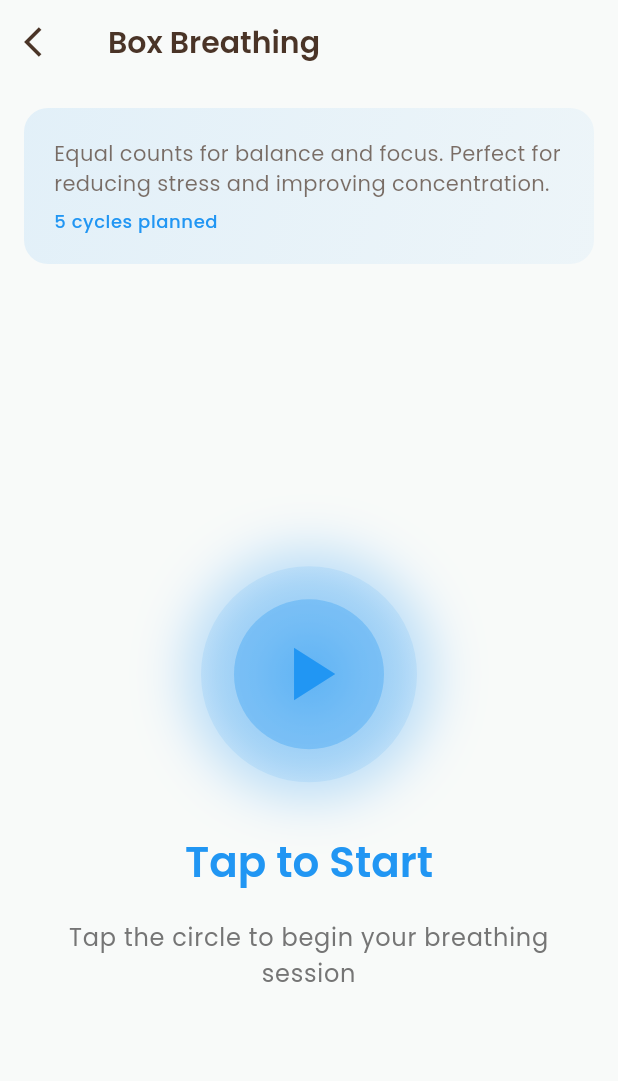
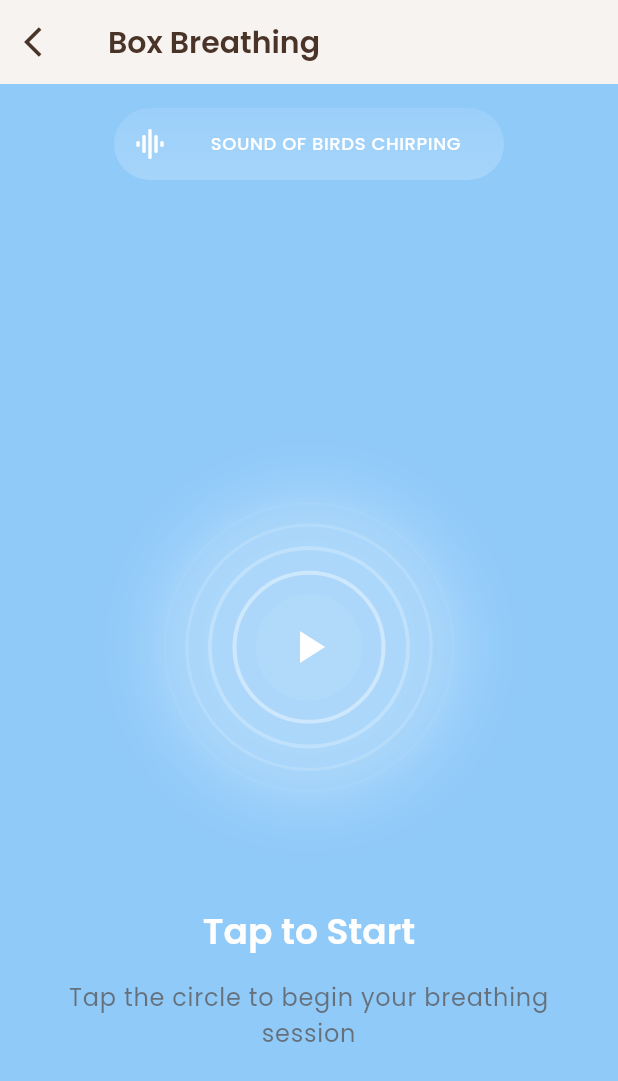
Before and after one commit to jocelyngan2005/solace, a Flutter app: the BreathingExercisePage screen opened directly, after a tap on "Box Breathing", on a phone screen of 412 x 824 dp. Shown: the top 1081 px of the screen. Run offline on Flutter 3.47's test engine with Material 3 defaults, Android fonts, the phone set to English and light mode, and no system bars; our stand-ins replace fl_chart, google_fonts, table_calendar; accounts and stored records are empty.

Commit message:
update breathing animation

```diff
--- a/lib/screens/therapy/breathing_exercises_screen.dart
+++ b/lib/screens/therapy/breathing_exercises_screen.dart
@@ -19,7 +19,7 @@ class _BreathingExercisePageState extends State<BreathingExercisePage> {
       exhale: 4,
       hold2: 4,
       description: 'Equal counts for balance and focus. Perfect for reducing stress and improving concentration.',
-      color: Colors.blue,
+      color: Colors.blue[200]!,
     ),
     '4-7-8 Breathing': BreathingTechnique(
       name: '4-7-8 Breathing',
@@ -28,7 +28,7 @@ class _BreathingExercisePageState extends State<BreathingExercisePage> {
       exhale: 8,
       hold2: 0,
       description: 'Promotes deep relaxation and helps with sleep. Excellent for calming anxiety.',
-      color: Colors.purple,
+      color: Colors.purple[200]!,
     ),
     'Deep Belly': BreathingTechnique(
       name: 'Deep Belly',
@@ -37,7 +37,7 @@ class _BreathingExercisePageState extends State<BreathingExercisePage> {
       exhale: 6,
       hold2: 2,
       description: 'Gentle diaphragmatic breathing that activates the body\'s relaxation response.',
-      color: Colors.green,
+      color: Colors.green[200]!,
     ),
     'Calming Breath': BreathingTechnique(
       name: 'Calming Breath',
@@ -46,7 +46,7 @@ class _BreathingExercisePageState extends State<BreathingExercisePage> {
       exhale: 6,
       hold2: 2,
       description: 'Extended exhale helps activate the parasympathetic nervous system for deep calm.',
-      color: Colors.orange,
+      color: Colors.deepOrange[200]!,
     ),
   };
 
@@ -96,7 +96,7 @@ class _BreathingExercisePageState extends State<BreathingExercisePage> {
                     ),
                   ),
                   Container(
-                    padding: const EdgeInsets.symmetric(horizontal: 12, vertical: 8),
+                    padding: const EdgeInsets.symmetric(horizontal: 12, vertical: 2),
                     decoration: BoxDecoration(
                       color: Theme.of(context).colorScheme.primary,
                       borderRadius: BorderRadius.circular(20),
@@ -105,7 +105,7 @@ class _BreathingExercisePageState extends State<BreathingExercisePage> {
                       value: selectedCycles,
                       underline: const SizedBox(),
                       style: TextStyle(
-                        color: Theme.of(context).colorScheme.onPrimary,
+                        color: Theme.of(context).colorScheme.onSurface,
                         fontWeight: FontWeight.w600,
                       ),
                       items: [3, 5, 8, 10, 15].map((cycles) =>
@@ -221,7 +221,7 @@ class _BreathingExercisePageState extends State<BreathingExercisePage> {
                           color: Colors.grey[600],
                           height: 1.4,
                         ),
-                        maxLines: 2,
+                        maxLines: 4,
                         overflow: TextOverflow.ellipsis,
                       ),
                     ],
--- a/lib/screens/therapy/breathing_session.dart
+++ b/lib/screens/therapy/breathing_session.dart
@@ -18,7 +18,9 @@ class BreathingSessionPage extends StatefulWidget {
 class _BreathingSessionPageState extends State<BreathingSessionPage>
     with TickerProviderStateMixin {
   late AnimationController _animationController;
+  late AnimationController _colorController;
   late Animation<double> _scaleAnimation;
+  late Animation<Color?> _colorAnimation;
   Timer? _breathingTimer;
   Timer? _countdownTimer;
 
@@ -27,28 +29,68 @@ class _BreathingSessionPageState extends State<BreathingSessionPage>
   bool isActive = false;
   int remainingSeconds = 0;
 
+  // Colors for different phases
+  late final List<Color> phaseColors;
+
   @override
   void initState() {
     super.initState();
+
+    // Initialize phase colors
+    WidgetsBinding.instance.addPostFrameCallback((_) {
+      setState(() {
+        phaseColors = [
+          Theme.of(context).colorScheme.primary,    // Inhale - Purple
+          Theme.of(context).colorScheme.tertiary,  // Hold - Orange
+          Theme.of(context).colorScheme.secondary,   // Exhale - Green
+          Theme.of(context).colorScheme.tertiary,  // Hold - Oranges
+        ];
+      });
+    });
+
     _animationController = AnimationController(
       duration: Duration(seconds: widget.technique.inhale),
       vsync: this,
     );
+
+    _colorController = AnimationController(
+      duration: const Duration(milliseconds: 800),
+      vsync: this,
+    );
+
     _scaleAnimation = Tween<double>(
-      begin: 0.8,
-      end: 1.2,
+      begin: 0.85,
+      end: 1.15,
     ).animate(CurvedAnimation(
       parent: _animationController,
       curve: Curves.easeInOut,
     ));
+
+    _colorAnimation = ColorTween(
+      begin: widget.technique.color,
+      end: widget.technique.color,
+    ).animate(_colorController);
   }
 
   @override
   void dispose() {
     _animationController.dispose();
+    _colorController.dispose();
     _breathingTimer?.cancel();
     _countdownTimer?.cancel();
     super.dispose();
+  }
+
+  void _updatePhaseColor(int phaseIndex) {
+    if (phaseColors.isNotEmpty) {
+      _colorAnimation = ColorTween(
+        begin: _colorAnimation.value,
+        end: phaseColors[phaseIndex % phaseColors.length],
+      ).animate(_colorController);
+
+      _colorController.reset();
+      _colorController.forward();
+    }
   }
 
   void _startCountdown(int seconds) {
@@ -108,6 +150,7 @@ class _BreathingSessionPageState extends State<BreathingSessionPage>
     setState(() {
       currentPhase = 'Breathe In';
     });
+    _updatePhaseColor(0); // Purple for inhale
     _animationController.duration = Duration(seconds: widget.technique.inhale);
     _animationController.forward();
     _startCountdown(widget.technique.inhale);
@@ -120,6 +163,7 @@ class _BreathingSessionPageState extends State<BreathingSessionPage>
         setState(() {
           currentPhase = 'Hold';
         });
+        _updatePhaseColor(1); // Green for hold
         _startCountdown(widget.technique.hold1);
 
         Timer(Duration(seconds: widget.technique.hold1), () {
@@ -137,6 +181,7 @@ class _BreathingSessionPageState extends State<BreathingSessionPage>
     setState(() {
       currentPhase = 'Breathe Out';
     });
+    _updatePhaseColor(2); // Orange for exhale
     _animationController.duration = Duration(seconds: widget.technique.exhale);
     _animationController.reverse();
     _startCountdown(widget.technique.exhale);
@@ -149,6 +194,7 @@ class _BreathingSessionPageState extends State<BreathingSessionPage>
         setState(() {
           currentPhase = 'Hold';
         });
+        _updatePhaseColor(3); // Green for hold
         _startCountdown(widget.technique.hold2);
 
         Timer(Duration(seconds: widget.technique.hold2), () {
@@ -171,6 +217,9 @@ class _BreathingSessionPageState extends State<BreathingSessionPage>
     _animationController.reset();
     _breathingTimer?.cancel();
     _countdownTimer?.cancel();
+
+    // Reset to initial color
+    _updatePhaseColor(0);
   }
 
   void _completeExercise() {
@@ -186,6 +235,7 @@ class _BreathingSessionPageState extends State<BreathingSessionPage>
           currentPhase = 'Tap to Start';
           currentCycle = 0;
         });
+        _updatePhaseColor(0);
       }
     });
 
@@ -194,10 +244,19 @@ class _BreathingSessionPageState extends State<BreathingSessionPage>
     );
   }
 
+  String _getTechniquePattern() {
+    List<String> pattern = [];
+    pattern.add('${widget.technique.inhale}s in');
+    if (widget.technique.hold1 > 0) pattern.add('${widget.technique.hold1}s hold');
+    pattern.add('${widget.technique.exhale}s out');
+    if (widget.technique.hold2 > 0) pattern.add('${widget.technique.hold2}s hold');
+    return pattern.join(' • ');
+  }
+
   @override
   Widget build(BuildContext context) {
+    final currentColor = _colorAnimation.value ?? (phaseColors.isNotEmpty ? phaseColors[0] : widget.technique.color);
     return Scaffold(
-      backgroundColor: const Color(0xFFF8FAF9),
       appBar: AppBar(
         title: Text(widget.technique.name),
         backgroundColor: Colors.transparent,
@@ -207,50 +266,50 @@ class _BreathingSessionPageState extends State<BreathingSessionPage>
           onPressed: () => Navigator.pop(context),
         ),
       ),
-      body: SafeArea(
+      body: Container(
+        decoration: BoxDecoration(
+          color: _colorAnimation.value ?? (phaseColors.isNotEmpty ? phaseColors[0] : widget.technique.color),
+        ),
+        child: SafeArea(
           child: Padding(
           padding: const EdgeInsets.all(16.0),
           child: Column(
             children: [
-              // Technique Info
-              Container(
-                padding: const EdgeInsets.all(20),
+                Center(
+                child: Container(
+                  width: 260,
+                  padding: const EdgeInsets.all(12),
                   decoration: BoxDecoration(
                   gradient: LinearGradient(
                     colors: [
-                      widget.technique.color.withOpacity(0.1),
-                      widget.technique.color.withOpacity(0.05),
+                      Theme.of(context).colorScheme.onPrimary.withOpacity(0.1),
+                      Theme.of(context).colorScheme.onPrimary.withOpacity(0.2),
                     ],
-                    begin: Alignment.topLeft,
-                    end: Alignment.bottomRight,
+                    begin: Alignment.topCenter,
+                    end: Alignment.bottomCenter,
                   ),
-                  borderRadius: BorderRadius.circular(16),
+                  borderRadius: BorderRadius.circular(32),
                   ),
                   child: Row(
+                  mainAxisAlignment: MainAxisAlignment.center,
                   children: [
+                    Icon(
+                    Icons.multitrack_audio_rounded,
+                    color: Theme.of(context).colorScheme.onPrimary,
+                    ),
+                    const SizedBox(width: 12),
                     Expanded(
-                      child: Column(
-                        crossAxisAlignment: CrossAxisAlignment.start,
-                        children: [
-
-                          Text(
-                            widget.technique.description,
-                            style: Theme.of(context).textTheme.bodyMedium?.copyWith(
-                              color: Theme.of(context).colorScheme.onSurface.withOpacity(0.7),
+                    child: Text(
+                      'SOUND OF BIRDS CHIRPING',
+                      textAlign: TextAlign.center,
+                      style: Theme.of(context).textTheme.bodySmall?.copyWith(
+                        color: Theme.of(context).colorScheme.onPrimary,
+                        fontWeight: FontWeight.w500,
                         ),
-                          ),
-                          const SizedBox(height: 8),
-                          Text(
-                            '${widget.totalCycles} cycles planned',
-                            style: Theme.of(context).textTheme.bodySmall?.copyWith(
-                              color: widget.technique.color,
-                              fontWeight: FontWeight.w500,
                     ),
                     ),
                   ],
                   ),
-                    ),
-                  ],
                 ),
                 ),
 
@@ -267,47 +326,96 @@ class _BreathingSessionPageState extends State<BreathingSessionPage>
                           Text(
                             'Cycle $currentCycle of ${widget.totalCycles}',
                             style: Theme.of(context).textTheme.titleMedium?.copyWith(
-                            color: widget.technique.color,
+                              color: Theme.of(context).colorScheme.onPrimary,
                               fontWeight: FontWeight.w600,
                             ),
                           ),
-
                         const SizedBox(height: 36),
 
-                      // Breathing circle
+                        // Breathing circle with concentric circles
                         GestureDetector(
                           onTap: _startBreathingExercise,
                           child: AnimatedBuilder(
-                          animation: _scaleAnimation,
+                            animation: Listenable.merge([_scaleAnimation, _colorAnimation]),
                             builder: (context, child) {
-                            return Container(
-                              width: 180 * _scaleAnimation.value,
-                              height: 180 * _scaleAnimation.value,
+                              return SizedBox(
+                                width: 300,
+                                height: 300,
+                                child: Stack(
+                                  alignment: Alignment.center,
+                                  children: [
+                                    // Outer circle (largest) - slight delay
+                                    AnimatedContainer(
+                                      duration: Duration(milliseconds: 100),
+                                      width: 240 * (_scaleAnimation.value * 0.95),
+                                      height: 240 * (_scaleAnimation.value * 0.95),
                                       decoration: BoxDecoration(
                                       shape: BoxShape.circle,
-                                gradient: RadialGradient(
-                                  colors: [
-                                    widget.technique.color.withOpacity(0.4),
-                                    widget.technique.color.withOpacity(0.2),
-                                    widget.technique.color.withOpacity(0.1),
-                                  ],
+                                      border: Border.all(
+                                        color: Theme.of(context).colorScheme.onPrimary.withOpacity(0.05),
+                                        width: 1.5,
                                       ),
                                       boxShadow: [
                                         BoxShadow(
-                                    color: widget.technique.color.withOpacity(0.3),
-                                    blurRadius: 30,
-                                    spreadRadius: 10,
+                                        color: Theme.of(context).colorScheme.onPrimary.withOpacity(0.25),
+                                        blurRadius: 32,
+                                        spreadRadius: 8,
+                                        offset: Offset(0, 0),
                                         ),
                                       ],
                                       ),
-                              child: Center(
-                                child: Container(
-                                  width: 100,
-                                  height: 100,
+                                    ),
+
+
+                                    // Second circle
+                                    Container(
+                                      width: 200 * (_scaleAnimation.value * 0.97),
+                                      height: 200 * (_scaleAnimation.value * 0.97),
                                       decoration: BoxDecoration(
                                         shape: BoxShape.circle,
-                                    color: widget.technique.color.withOpacity(0.3),
+                                        border: Border.all(
+                                          color: Theme.of(context).colorScheme.onPrimary.withOpacity(0.15),
+                                          width: 2,
                                         ),
+                                      ),
+                                    ),
+
+                                    // Third circle
+                                    Container(
+                                      width: 160 * (_scaleAnimation.value * 0.99),
+                                      height: 160 * (_scaleAnimation.value * 0.99),
+                                      decoration: BoxDecoration(
+                                        shape: BoxShape.circle,
+                                        border: Border.all(
+                                          color: Theme.of(context).colorScheme.onPrimary.withOpacity(0.25),
+                                          width: 2.5,
+                                        ),
+                                      ),
+                                    ),
+
+                                    // Fourth circle - main rhythm
+                                    Container(
+                                      width: 120 * _scaleAnimation.value,
+                                      height: 120 * _scaleAnimation.value,
+                                      decoration: BoxDecoration(
+                                        shape: BoxShape.circle,
+                                        border: Border.all(
+                                          color: Theme.of(context).colorScheme.onPrimary.withOpacity(0.4),
+                                          width: 2.7,
+                                        ),
+                                      ),
+                                    ),
+
+                                    // Inner filled circle (center) - most responsive
+                                    Container(
+                                      width: 80 * (_scaleAnimation.value * 1.05),
+                                      height: 80 * (_scaleAnimation.value * 1.05),
+                                      decoration: BoxDecoration(
+                                        shape: BoxShape.circle,
+                                        color: Theme.of(context).colorScheme.onPrimary.withOpacity(0.05),
+
+                                      ),
+                                      child: Center(
                                         child: Column(
                                           mainAxisAlignment: MainAxisAlignment.center,
                                           children: [
@@ -315,46 +423,48 @@ class _BreathingSessionPageState extends State<BreathingSessionPage>
                                             if (isActive && remainingSeconds > 0)
                                               Text(
                                                 '$remainingSeconds',
-                                          style: Theme.of(context).textTheme.headlineLarge?.copyWith(
+                                                style: Theme.of(context).textTheme.headlineMedium?.copyWith(
                                                   fontWeight: FontWeight.bold,
-                                            color: widget.technique.color,
+                                                  color: Theme.of(context).colorScheme.onPrimary,
                                                   fontSize: 36,
                                                 ),
                                               )
                                             else
                                               Icon(
                                                 isActive ? Icons.pause : Icons.play_arrow,
-                                          size: 60,
-                                          color: widget.technique.color,
+                                                size: 36,
+                                                color: Theme.of(context).colorScheme.onPrimary,
                                               ),
                                           ],
                                         ),
                                       ),
+                                    ),
+                                  ],
                                 ),
                               );
                             },
                           ),
                         ),
 
-                      const SizedBox(height: 36),
+                        const SizedBox(height: 24),
 
                         // Phase indicator
                         Text(
                           currentPhase,
-                        style: Theme.of(context).textTheme.headlineLarge?.copyWith(
+                          style: Theme.of(context).textTheme.headlineMedium?.copyWith(
                             fontWeight: FontWeight.w600,
-                          color: widget.technique.color,
+                            color: Theme.of(context).colorScheme.onPrimary,
                           ),
                         ),
 
-                      const SizedBox(height: 20),
+                        const SizedBox(height: 16),
 
                         // Instructions
                         if (!isActive)
                           Text(
                             'Tap the circle to begin your breathing session',
                             style: Theme.of(context).textTheme.bodyLarge?.copyWith(
-                            color: Colors.grey[600],
+                              color: Theme.of(context).colorScheme.onSurface.withOpacity(0.6),
                             ),
                             textAlign: TextAlign.center,
                           )
@@ -362,7 +472,7 @@ class _BreathingSessionPageState extends State<BreathingSessionPage>
                           Text(
                             'Follow the circle\'s rhythm • Tap to stop',
                             style: Theme.of(context).textTheme.bodyLarge?.copyWith(
-                            color: Colors.grey[600],
+                              color: Theme.of(context).colorScheme.onSurface.withOpacity(0.6),
                             ),
                             textAlign: TextAlign.center,
                           ),
@@ -379,11 +489,11 @@ class _BreathingSessionPageState extends State<BreathingSessionPage>
                   child: ElevatedButton(
                     onPressed: _stopBreathingExercise,
                     style: ElevatedButton.styleFrom(
-                      backgroundColor: Colors.red[400],
-                      foregroundColor: Colors.white,
+                      backgroundColor: Theme.of(context).colorScheme.onSurface,
+                      foregroundColor: Theme.of(context).colorScheme.onPrimary,
                       padding: const EdgeInsets.symmetric(vertical: 16),
                       shape: RoundedRectangleBorder(
-                        borderRadius: BorderRadius.circular(12),
+                        borderRadius: BorderRadius.circular(16),
                       ),
                     ),
                     child: const Text(
@@ -396,7 +506,9 @@ class _BreathingSessionPageState extends State<BreathingSessionPage>
           ),
         ),
       ),
+    )
     );
+
   }
 }
 
```
Also changed, not shown: lib/widgets/breathing_exercise.dart (deleted, +0 -312 lines). Lines whose indentation alone changed are shown as unchanged.
